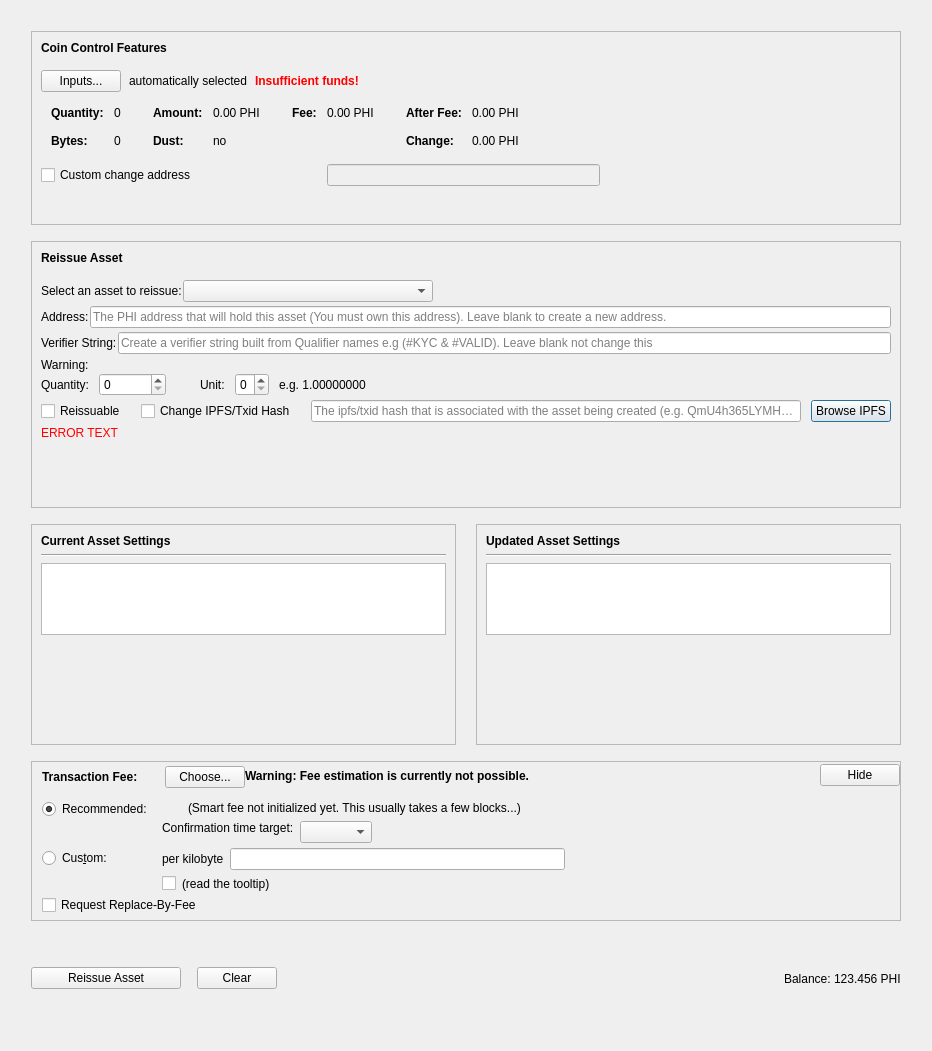
Qt form src/qt/forms/reissueassetdialog.ui (PhicoinProject/PhicoinProject) before a commit.
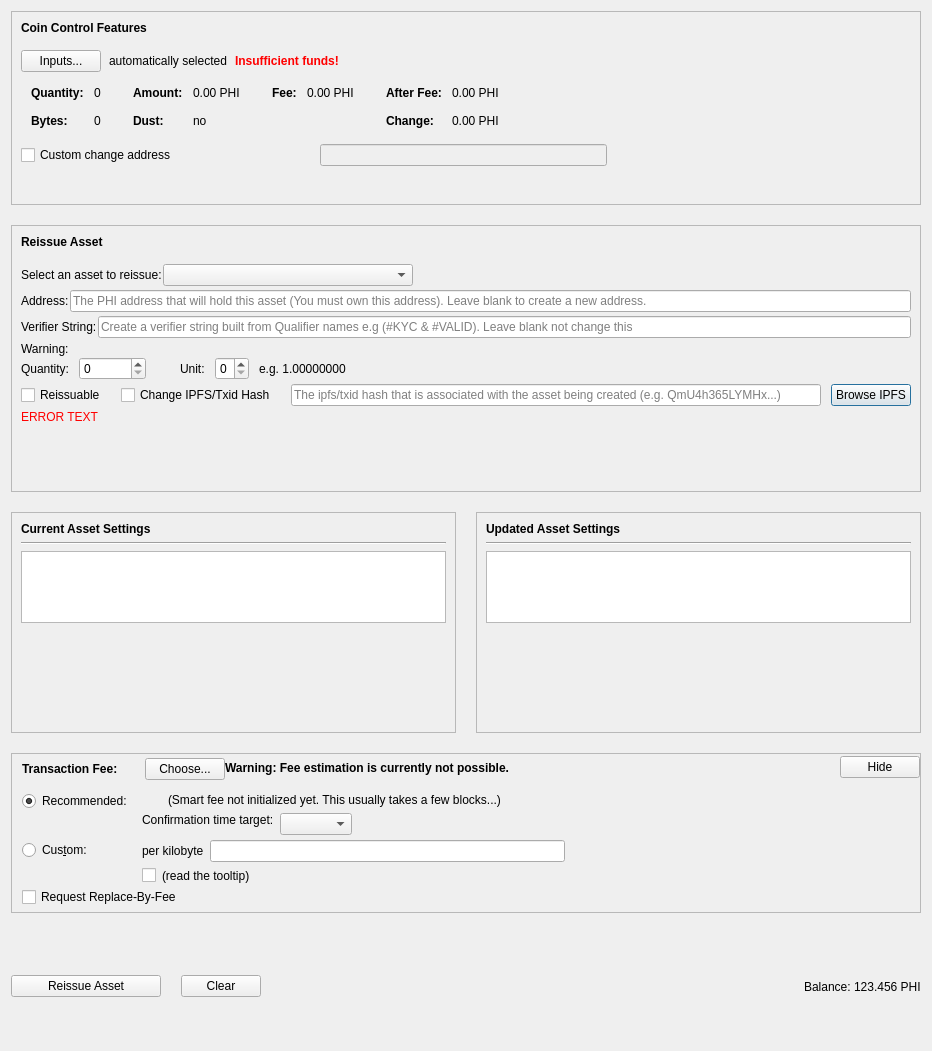
The same form after that commit. Custom widgets are drawn as their Qt base class.

The edit to the form file:
```diff
--- a/src/qt/forms/reissueassetdialog.ui
+++ b/src/qt/forms/reissueassetdialog.ui
@@ -29,19 +29,19 @@
    <item>
     <layout class="QVBoxLayout" name="verticalLayout_10">
      <property name="spacing">
-      <number>16</number>
+      <number>20</number>
      </property>
      <property name="leftMargin">
-      <number>20</number>
+      <number>0</number>
      </property>
      <property name="topMargin">
-      <number>20</number>
+      <number>0</number>
      </property>
      <property name="rightMargin">
-      <number>20</number>
+      <number>0</number>
      </property>
      <property name="bottomMargin">
-      <number>20</number>
+      <number>0</number>
      </property>
      <item>
       <widget class="QFrame" name="frameCoinControl">
```
